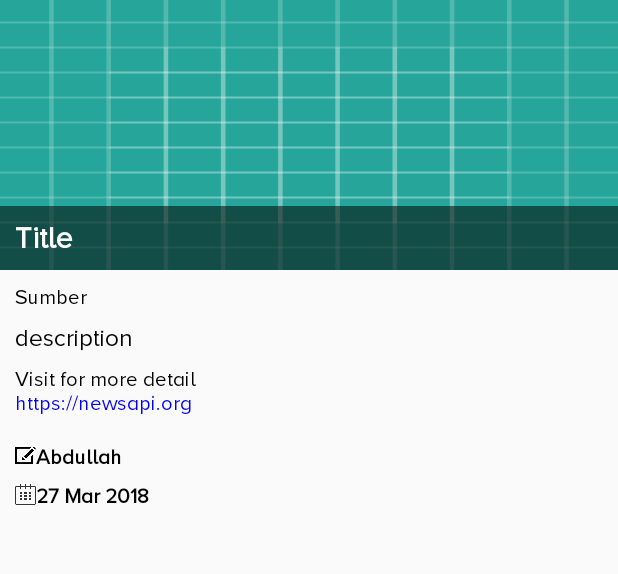
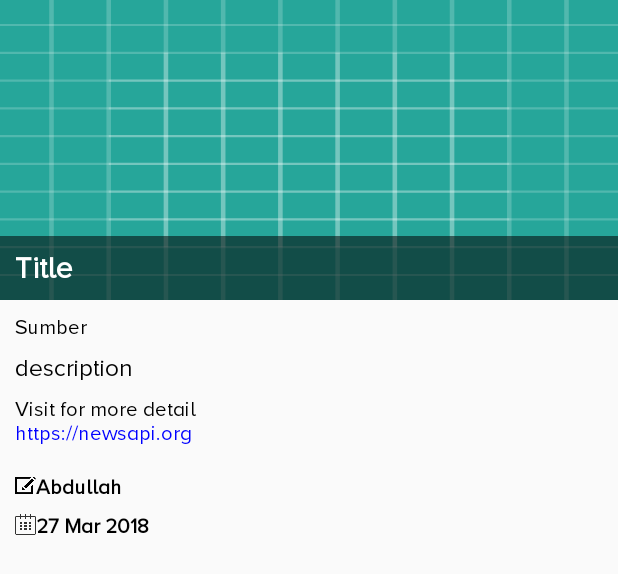
Before and after one commit to azhan3211/news_app, an Android app: the layout detail_news_layout.xml on its own in the app's theme, with its tools: preview values and no code run, on a phone screen of 412 x 824 dp. Shown: the top 574 px of the screen. Run offline under Robolectric (Android 15) with nearby library versions, the phone set to English and light mode, and no system bars.

Commit message:
third commit

```diff
--- a/app/src/main/java/com/azhan/news/UI/MainActivity.java
+++ b/app/src/main/java/com/azhan/news/UI/MainActivity.java
@@ -45,7 +45,6 @@ public class MainActivity extends AppCompatActivity {
             @Override
             public void onRefresh() {
                 refresh(connectionCheck());
-                refreshNews.setRefreshing(false);
             }
         });
     }
@@ -58,6 +57,7 @@ public class MainActivity extends AppCompatActivity {
         } else{
             reload.setVisibility(View.VISIBLE);
             refreshNews.setVisibility(View.GONE);
+            refreshNews.setRefreshing(false);
             Toast.makeText(MainActivity.this, "Tidak Ada Koneksi ke Internet", Toast.LENGTH_SHORT).show();
             reload.setOnClickListener(new View.OnClickListener() {
                 @Override
@@ -72,7 +72,7 @@ public class MainActivity extends AppCompatActivity {
         ConnectionApi connectionApi = new ConnectionApi();
         Retrofit retrofit = connectionApi.service();
         NewsInterface newsInterface = retrofit.create(NewsInterface.class);
-
+        newsDatas = new ArrayList<>();
         String country = "id";
         String category = "business";
         String apiKey = "d9ed37cef7f84f26841e0d7fb6079ebb";
@@ -95,6 +95,7 @@ public class MainActivity extends AppCompatActivity {
                 }
                 newsAdapter = new NewsAdapter(MainActivity.this, newsDatas);
                 newsRecyclerView.setAdapter(newsAdapter);
+                refreshNews.setRefreshing(false);
             }
 
             @Override
@@ -107,7 +108,6 @@ public class MainActivity extends AppCompatActivity {
     private void initialVariable() {
         newsRecyclerView = (RecyclerView) findViewById(R.id.newsRV);
         newsRecyclerView.setLayoutManager(new LinearLayoutManager(MainActivity.this, LinearLayout.VERTICAL, false));
-        newsDatas = new ArrayList<>();
         reload = (LinearLayout) findViewById(R.id.reloadLL);
         refreshNews = (SwipeRefreshLayout) findViewById(R.id.refreshNews);
     }
--- a/app/src/main/res/layout/detail_news_layout.xml
+++ b/app/src/main/res/layout/detail_news_layout.xml
@@ -13,10 +13,11 @@
         android:orientation="vertical">
         <RelativeLayout
             android:layout_width="match_parent"
-            android:layout_height="180dp">
+            android:layout_height="200dp">
             <ImageView
                 android:layout_width="match_parent"
-                android:layout_height="180dp"
+                android:layout_height="200dp"
+                android:scaleType="fitXY"
                 android:background="@drawable/ic_launcher_background"
                 android:id="@+id/imagedetailIV"/>
             <TextView
```
